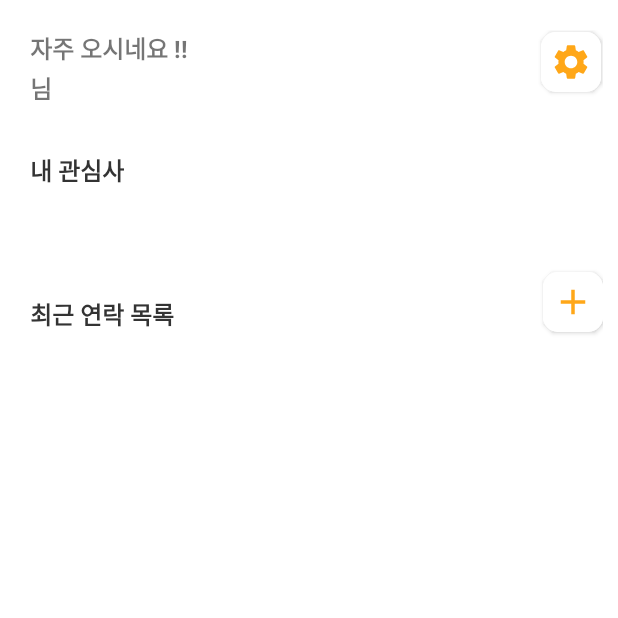
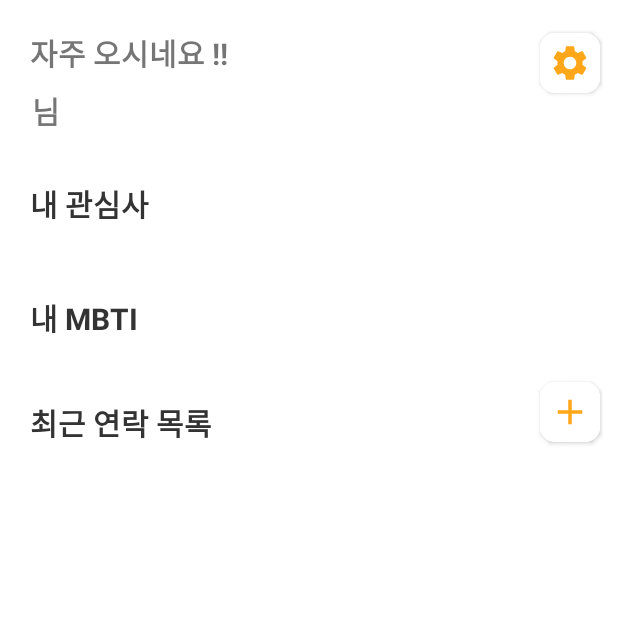
Before and after one commit to Jungeun-Park-kr/GUFFY, an Android app: the fragment MainFragment placed in its activity, on a phone screen of 412 x 824 dp, the top half of it. Run offline under Robolectric (Android 15) with nearby library versions, the phone set to English and light mode, and no system bars; our stand-ins replace Firebase (no records; nobody signed in at launch, a user with empty details on screens opened directly); network calls fail; 3 statements that could not run were skipped.

Commit message:
[Update] 최종 코드 수정

```diff
--- a/android/app/src/main/java/com/ssafy/guffy/Adapter/FriendAdapter.kt
+++ b/android/app/src/main/java/com/ssafy/guffy/Adapter/FriendAdapter.kt
@@ -49,7 +49,7 @@ class FriendAdapter(var list:MutableList<FriendItemDto>, val nickname: String)
                 0 -> { // dafult : 아무것도 없음
                     Log.d(TAG, "bindingInfo: 디폴트 상태")
                     binding.contactListItemInformTv.visibility = View.GONE
-                    binding.contactListItemIcon.visibility = View.GONE
+                    binding.contactListItemIcon.visibility = View.INVISIBLE
                     //binding.contactListItemIcon.setImageIcon()
                 }
                 1-> { // 새로 추가
--- a/android/app/src/main/java/com/ssafy/guffy/ApplicationClass.kt
+++ b/android/app/src/main/java/com/ssafy/guffy/ApplicationClass.kt
@@ -21,8 +21,8 @@ import java.util.concurrent.TimeUnit
 // 앱이 실행될 때 1번만 실행이 됨
 class ApplicationClass : Application() {
 
-//   val SERVER_URL = "http://13.209.221.225:9999"
-    val SERVER_URL = "http://192.168.80.193:9999"
+   val SERVER_URL = "http://13.209.221.225:9999"
+//    val SERVER_URL = "http://192.168.29.149:9999"
 
     companion object {
         // 전역변수 문법을 통해 Retrofit 인스턴스를 앱 실행 시 1번만 생성하여 사용 (싱글톤 객체)
--- a/android/app/src/main/java/com/ssafy/guffy/fragment/JoinFragment.kt
+++ b/android/app/src/main/java/com/ssafy/guffy/fragment/JoinFragment.kt
@@ -2,6 +2,7 @@ package com.ssafy.guffy.fragment
 
 import android.annotation.SuppressLint
 import android.app.AlertDialog
+import android.content.Intent
 import android.os.Bundle
 import android.text.Editable
 import android.text.TextWatcher
@@ -18,6 +19,7 @@ import com.google.android.material.chip.Chip
 import com.ssafy.guffy.ApplicationClass.Companion.retrofitUserService
 import com.ssafy.guffy.R
 import com.ssafy.guffy.activity.LoginActivity
+import com.ssafy.guffy.activity.MainActivity
 import com.ssafy.guffy.databinding.FragmentJoinBinding
 import com.ssafy.guffy.models.User
 import com.ssafy.guffy.util.Common.Companion.emailRegex
@@ -380,6 +382,10 @@ class JoinFragment : Fragment() {
                     Log.d(TAG, "onViewCreated: 회원가입 : $result")
                     if (result == "success") {
                         showAlertDialog(loginActivity, "회원가입이 완료되었습니다.", "joinSucceeded")
+                        requireActivity().supportFragmentManager
+                            .beginTransaction()
+                            .replace(R.id.login_frame_container, LoginFragment())
+                            .commit()
                     }
                 }
             }
--- a/android/app/src/main/res/drawable/layout_container_shape.xml
+++ b/android/app/src/main/res/drawable/layout_container_shape.xml
@@ -4,8 +4,8 @@
 
 <!--    // The width and color of the border-->
     <stroke
-        android:width="4dp"
-        android:color="@color/dark_grey" />
+        android:width="1dp"
+        android:color="@color/orange" />
 
 <!--    // The corner radius, reduce it to make it more square-->
     <corners android:radius="15dp"/>
--- a/android/app/src/main/res/layout/fragment_main.xml
+++ b/android/app/src/main/res/layout/fragment_main.xml
@@ -17,7 +17,7 @@
         android:layout_marginStart="10dp"
         android:gravity="bottom"
         android:text="안녕하세요!"
-        android:textSize="16sp"
+        android:textSize="20sp"
         android:textStyle="bold"
         app:layout_constraintStart_toStartOf="parent"
         app:layout_constraintTop_toTopOf="parent" />
@@ -30,7 +30,7 @@
         android:gravity="bottom"
         android:text="내 이름은 둘리"
         android:textColor="@color/text_black"
-        android:textSize="20sp"
+        android:textSize="30sp"
         android:textStyle="bold"
         app:layout_constraintStart_toStartOf="parent"
         app:layout_constraintTop_toBottomOf="@+id/main_hello_tv" />
@@ -42,8 +42,9 @@
         app:layout_constraintBaseline_toBaselineOf="@+id/main_user_name_tv"
         app:layout_constraintStart_toEndOf="@id/main_user_name_tv"
         android:text="님"
+        android:layout_marginStart="1dp"
         android:gravity="bottom"
-        android:textSize="16dp"
+        android:textSize="20sp"
         android:textStyle="bold"/>
 
     <com.google.android.material.button.MaterialButton
@@ -51,8 +52,8 @@
         android:backgroundTint="@color/white"
         android:layout_width="40dp"
         android:layout_height="40dp"
-        android:layout_marginTop="1dp"
-        android:layout_marginEnd="1dp"
+        android:layout_marginTop="2dp"
+        android:layout_marginEnd="2dp"
         app:layout_constraintEnd_toEndOf="parent"
         app:layout_constraintTop_toTopOf="parent"
         app:iconTint="@color/orange"
@@ -78,7 +79,7 @@
         android:layout_marginTop="30dp"
         android:text="@string/main_my_interests"
         android:textColor="@color/text_black"
-        android:textSize="16sp"
+        android:textSize="20sp"
         android:textStyle="bold"
         app:layout_constraintStart_toStartOf="parent"
         app:layout_constraintTop_toBottomOf="@id/main_user_name_tv" />
@@ -109,6 +110,32 @@
     </androidx.constraintlayout.widget.ConstraintLayout>
 
     <TextView
+        android:id="@+id/main_mbti_title"
+        android:layout_width="wrap_content"
+        android:layout_height="40dp"
+        android:layout_marginStart="10dp"
+        android:layout_marginTop="10dp"
+        android:gravity="bottom"
+        android:text="내 MBTI"
+        android:textColor="@color/text_black"
+        android:textSize="20sp"
+        android:textStyle="bold"
+        app:layout_constraintStart_toStartOf="parent"
+        app:layout_constraintTop_toBottomOf="@id/main_chip_group_container" />
+
+    <TextView
+        android:id="@+id/main_mbti_tv"
+        android:layout_width="wrap_content"
+        android:layout_height="40dp"
+        android:layout_marginStart="10dp"
+        app:layout_constraintBaseline_toBaselineOf="@id/main_mbti_title"
+        android:gravity="bottom"
+        android:text=""
+        android:textSize="16sp"
+        app:layout_constraintStart_toEndOf="@+id/main_mbti_title"
+        app:layout_constraintTop_toBottomOf="@id/main_chip_group_container" />
+
+    <TextView
         android:id="@+id/recent_contact_tv"
         android:layout_width="wrap_content"
         android:layout_height="40dp"
@@ -117,10 +144,10 @@
         android:gravity="bottom"
         android:text="최근 연락 목록"
         android:textColor="@color/text_black"
-        android:textSize="16sp"
+        android:textSize="20sp"
         android:textStyle="bold"
         app:layout_constraintStart_toStartOf="parent"
-        app:layout_constraintTop_toBottomOf="@id/main_chip_group_container" />
+        app:layout_constraintTop_toBottomOf="@id/main_mbti_title" />
 
     <com.google.android.material.button.MaterialButton
         android:id="@+id/main_friend_add_btn"
@@ -135,6 +162,7 @@
         android:insetBottom="0dp"
         android:paddingStart="4dp"
         android:paddingEnd="4dp"
+        android:layout_marginEnd="2dp"
         app:cornerRadius="10dp"
         app:icon="@drawable/ic_add_24"
         app:iconGravity="textStart"
@@ -142,7 +170,7 @@
         app:iconSize="28dp"
         app:iconTint="@color/orange"
         app:layout_constraintEnd_toEndOf="parent"
-        app:layout_constraintTop_toBottomOf="@id/main_chip_group_container" />
+        app:layout_constraintTop_toBottomOf="@id/main_mbti_tv" />
 
 
     <androidx.swiperefreshlayout.widget.SwipeRefreshLayout
--- a/android/app/src/main/res/xml/network_security_config.xml
+++ b/android/app/src/main/res/xml/network_security_config.xml
@@ -10,6 +10,7 @@
         <domain includeSubdomains="true">192.168.80.193</domain>
         <domain includeSubdomains="true">192.168.0.18</domain>
         <domain includeSubdomains="true">192.168.0.20</domain>
+        <domain includeSubdomains="true">192.168.29.149</domain>
 
 <!--        192.168.80.193-->
 
```
Also changed, not shown: android/app/src/main/java/com/ssafy/guffy/mainfragment/MainFragment.kt (+30 -56 lines), android/app/src/main/res/layout/fragment_tab_item_pw.xml (+3 -16 lines), android/app/src/main/res/layout/recent_contact_list_item.xml (+18 -12 lines).
